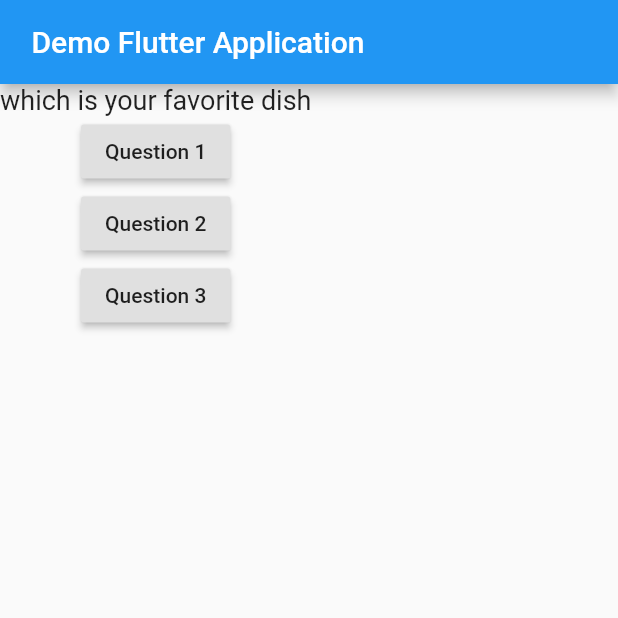
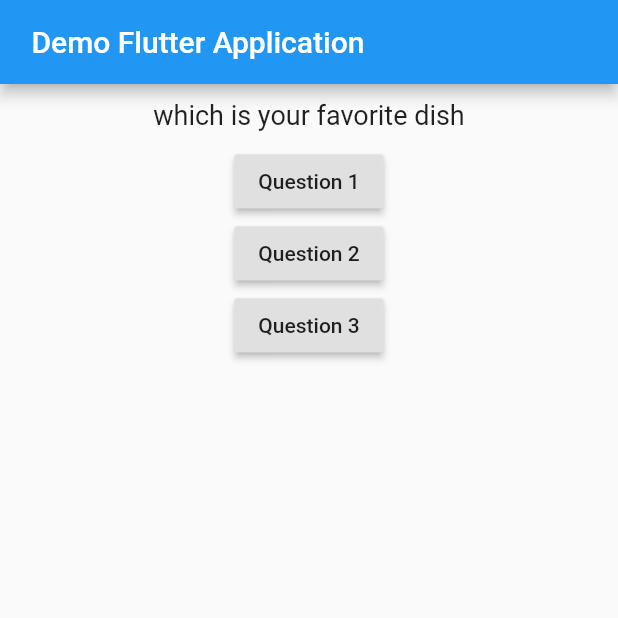
Before and after one commit to VinayTShetty/Flutter, a Flutter app: the screen it shows after launch, on a phone screen of 412 x 824 dp, the top half of it. Run offline on Flutter 3.47's test engine with Material 2 defaults, Android fonts, the light colour scheme and no system bars.

Commit message:
using properties in the Container Widget.

```diff
--- a/FlutterApp/flutter_course_project/lib/question.dart
+++ b/FlutterApp/flutter_course_project/lib/question.dart
@@ -8,10 +8,16 @@ class Question extends StatelessWidget {
   Question(this.questionText);
   @override
   Widget build(BuildContext context) {
-    return Text(questionText,
-        style: TextStyle(fontSize: 18), textAlign: TextAlign.center);
+    return Container(
+      width: double.infinity,
+      margin: EdgeInsets.all(10),
+      child:
+      Text(questionText,style: TextStyle(fontSize: 18), textAlign: TextAlign.center)) ;
   }
 }
 /**
  * Using this propert will not  align the text in the center.
+ * textAlign: TextAlign.center -->It will wrap the text with the minimum text length required.
+ *
+ * By using another property i.e Container will make the text ailgn in the center.
  */
```
